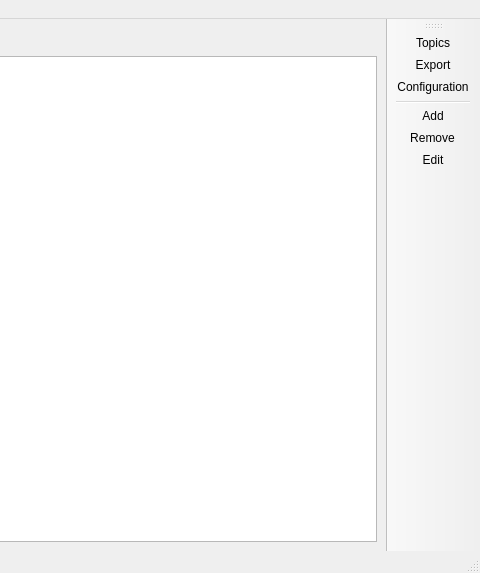
Above: app/forms/mainwindow.ui from lucianodato/JI-quotes before the change; both pictures show x 577 to 1057 and y 0 to 573 of the 1057 by 573 pixel window. Below: the same form after it.
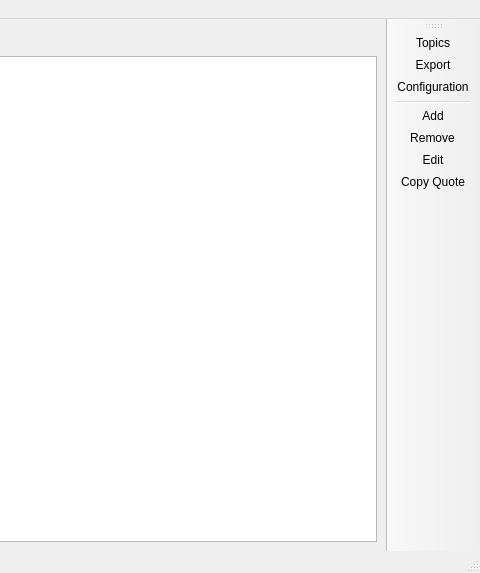
That is the form after the change. Icons and pictures are not drawn.

```diff
--- a/app/forms/mainwindow.ui
+++ b/app/forms/mainwindow.ui
@@ -117,6 +117,7 @@
    <addaction name="actionAdd"/>
    <addaction name="actionRemove"/>
    <addaction name="actionEdit"/>
+   <addaction name="actionCopy_Quote"/>
   </widget>
   <action name="actionExport">
    <property name="icon">
@@ -181,6 +182,15 @@
     <string>Configuration</string>
    </property>
   </action>
+  <action name="actionCopy_Quote">
+   <property name="icon">
+    <iconset resource="../resources/resources.qrc">
+     <normaloff>:/icons/custom-icons/copy.png</normaloff>:/icons/custom-icons/copy.png</iconset>
+   </property>
+   <property name="text">
+    <string>Copy Quote</string>
+   </property>
+  </action>
  </widget>
  <resources>
   <include location="resources.qrc"/>
```
Left out of the diff: 24 changed lines with no effect on the pictures.
